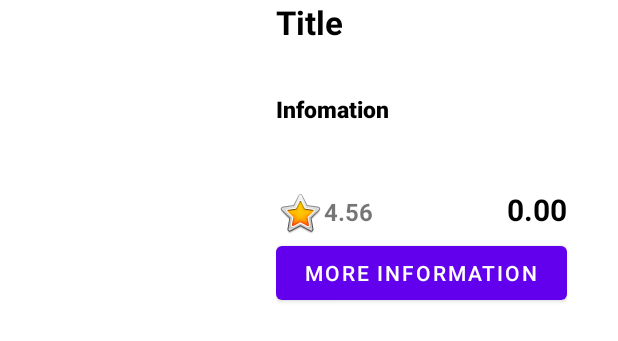
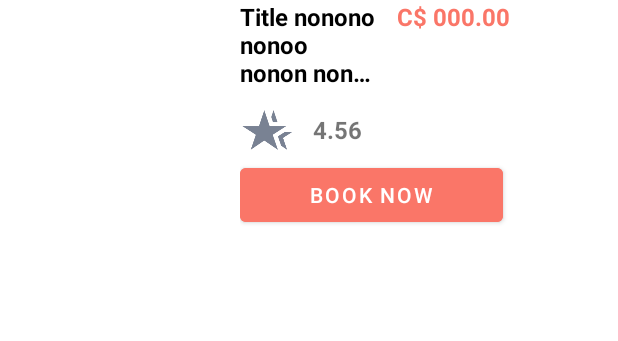
Before and after one commit to annetawamono/StaycationAppAndroid, an Android app: the layout list_page_layout.xml on its own in the app's theme, with its tools: preview values and no code run, on a phone screen of 412 x 824 dp. Shown: the top 341 px of the screen. Run offline under Robolectric (Android 15) with nearby library versions, the phone set to English and light mode, and no system bars.

Commit message:
Changes Apr10. Updates  - AccommodationAdapter.java  - activity_list_page.xml  - AndroidManifest.xml (include de new splash_screen and funcionality to go back when in list_page  - colors.xml ( to incorporate the project colors)  - themes.xml ( to incorporate the project colors)  - list_page_layout.xml  - listPage.java
New things
- splash_screen.java
- activity_splash_screen.xml
- container.xml (shape to list_page)
- custom_styles.xml (to make the corners rounded)
- icon_calendar.png
- icon_guests.png
- icon_star.png

```diff
--- a/app/build.gradle
+++ b/app/build.gradle
@@ -49,5 +49,8 @@ dependencies {
     implementation 'com.github.bumptech.glide:glide:4.11.0'
     annotationProcessor 'com.github.bumptech.glide:compiler:4.11.0'
 
+    //Material Components
+    implementation 'com.google.android.material:material:1.5.0'
+
 
 }
--- a/app/src/main/AndroidManifest.xml
+++ b/app/src/main/AndroidManifest.xml
@@ -16,9 +16,13 @@
         <activity
             android:name=".listPage"
             android:launchMode="singleTop"
+            android:parentActivityName=".MainActivity"
             android:exported="false" />
         <activity
             android:name=".MainActivity"
+            android:exported="false" />
+        <activity
+            android:name=".splash_screen"
             android:exported="true">
             <intent-filter>
                 <action android:name="android.intent.action.MAIN" />
--- a/app/src/main/java/com/example/staycationappandroid/AccommodationAdapter.java
+++ b/app/src/main/java/com/example/staycationappandroid/AccommodationAdapter.java
@@ -39,9 +39,8 @@ public class AccommodationAdapter extends FirebaseRecyclerAdapter<Accommodation,
         Glide.with(holder.itemView.getContext()).load(storageReference).into(holder.imgAccommodation);
 
         holder.txtTitle.setText(model.getTitle());
-        holder.txtInfo.setText(vInfo);
         holder.txtRate.setText(lUtilities.formatNumber(model.getRating()));
-        holder.txtPrice.setText("C$"+lUtilities.formatNumber(model.getPrice()));
+        holder.txtPrice.setText("C$ "+lUtilities.formatNumber(model.getPrice()));
 
         holder.btnDetail.setOnClickListener( view -> {
             Intent intentDetail = new Intent(view.getContext(), activity_details.class);
@@ -59,7 +58,6 @@ public class AccommodationAdapter extends FirebaseRecyclerAdapter<Accommodation,
 
         ImageView imgAccommodation;
         TextView txtTitle;
-        TextView txtInfo;
         TextView txtRate;
         TextView txtPrice;
         Button btnDetail;
@@ -69,7 +67,6 @@ public class AccommodationAdapter extends FirebaseRecyclerAdapter<Accommodation,
 
             imgAccommodation = itemView.findViewById(R.id.imgAccommodation);
             txtTitle = itemView.findViewById(R.id.txtTitle);
-            txtInfo = itemView.findViewById(R.id.txtInfo);
             txtRate = itemView.findViewById(R.id.txtRate);
             txtPrice = itemView.findViewById(R.id.txtPrice);
             btnDetail = itemView.findViewById(R.id.btnDetail);
--- /dev/null
+++ b/app/src/main/res/drawable/container.xml
@@ -0,0 +1,4 @@
+<?xml version="1.0" encoding="utf-8"?>
+<shape xmlns:android="http://schemas.android.com/apk/res/android">
+    <corners android:radius="20dp"/>
+</shape>
--- a/app/src/main/res/layout/list_page_layout.xml
+++ b/app/src/main/res/layout/list_page_layout.xml
@@ -1,12 +1,12 @@
 <?xml version="1.0" encoding="utf-8"?>
 <LinearLayout xmlns:android="http://schemas.android.com/apk/res/android"
     xmlns:app="http://schemas.android.com/apk/res-auto"
-    android:layout_width="match_parent"
+    android:layout_width="340dp"
     android:layout_height="wrap_content">
 
     <androidx.cardview.widget.CardView
-        android:layout_width="match_parent"
-        android:layout_height="230dp"
+        android:layout_width="340dp"
+        android:layout_height="match_parent"
         android:layout_weight="1"
         android:baselineAligned="false"
         android:verticalScrollbarPosition="defaultPosition"
@@ -14,80 +14,102 @@
         app:cardElevation="0dp">
 
         <LinearLayout
-            android:layout_width="378dp"
-            android:layout_height="217dp">
+            android:layout_width="340dp"
+            android:layout_height="170dp">
 
-            <ImageView
+            <com.google.android.material.imageview.ShapeableImageView
                 android:id="@+id/imgAccommodation"
-                android:layout_width="184dp"
-                android:layout_height="match_parent"
-                android:background="@android:color/transparent"
-                android:cropToPadding="false"
-                android:scaleType="fitStart" />
+                android:layout_width="145dp"
+                android:layout_height="155dp"
+
+                android:foregroundGravity="bottom|center_vertical"
+                android:keepScreenOn="false"
+                android:scaleType="fitXY"
+                app:shapeAppearanceOverlay="@style/RoundedSquare" />
+
+            <Space
+                android:id="@+id/space1"
+                android:layout_width="18dp"
+                android:layout_height="155dp"
+                android:layout_weight="1" />
 
             <LinearLayout
-                android:layout_width="match_parent"
-                android:layout_height="match_parent"
+                android:id="@+id/infoLayout"
+                android:layout_width="180dp"
+                android:layout_height="154dp"
                 android:orientation="vertical">
 
-                <TextView
-                    android:id="@+id/txtTitle"
+                <LinearLayout
                     android:layout_width="match_parent"
-                    android:layout_height="62dp"
-                    android:text="Title"
-                    android:textColor="@color/black"
-                    android:textSize="22sp"
-                    android:textStyle="bold" />
+                    android:layout_height="wrap_content">
 
-                <TextView
+                    <TextView
+                        android:id="@+id/txtTitle"
+                        android:layout_width="90dp"
+                        android:layout_height="wrap_content"
+                        android:ellipsize="end"
+                        android:maxLines="3"
+                        android:text="Title nonono nonoo nonon nono nonono nonon "
+                        android:textColor="@color/black"
+                        android:textSize="16sp"
+                        android:textStyle="bold" />
 
-                    android:id="@+id/txtInfo"
+                    <TextView
+                        android:id="@+id/txtPrice"
+                        android:layout_width="wrap_content"
+                        android:layout_height="wrap_content"
+                        android:layout_weight="1"
+                        android:text="C$ 000.00"
+                        android:textAlignment="viewEnd"
+                        android:textColor="@color/red_400"
+                        android:textDirection="rtl"
+                        android:textSize="16sp"
+                        android:textStyle="bold" />
+
+                </LinearLayout>
+
+                <Space
                     android:layout_width="match_parent"
-                    android:layout_height="64dp"
-                    android:text="Infomation"
-                    android:textAppearance="@style/TextAppearance.AppCompat.Body2"
-                    android:textColor="@color/black"
-                    android:textSize="15sp"
-                    android:textStyle="bold" />
+                    android:layout_height="11dp" />
 
                 <LinearLayout
                     android:layout_width="match_parent"
                     android:layout_height="wrap_content">
 
                     <ImageView
-                        android:id="@+id/imageView"
+                        android:id="@+id/imgRate"
+                        android:layout_width="35dp"
+                        android:layout_height="32dp"
+                        app:srcCompat="@drawable/icon_star" />
+
+                    <Space
                         android:layout_width="wrap_content"
                         android:layout_height="wrap_content"
-                        app:srcCompat="@android:drawable/btn_star_big_on" />
+                        android:layout_weight="20" />
 
                     <TextView
                         android:id="@+id/txtRate"
-                        android:layout_width="wrap_content"
-                        android:layout_height="wrap_content"
+                        android:layout_width="130dp"
+                        android:layout_height="match_parent"
                         android:layout_weight="1"
+                        android:gravity="center_vertical"
                         android:text="4.56"
-                        android:textAlignment="textStart"
                         android:textSize="16sp"
-                        android:textStyle="bold" />
-
-                    <TextView
-                        android:id="@+id/txtPrice"
-                        android:layout_width="68dp"
-                        android:layout_height="wrap_content"
-                        android:layout_weight="1"
-                        android:text="0.00"
-                        android:textColor="@color/black"
-                        android:textDirection="rtl"
-                        android:textSize="20sp"
                         android:textStyle="bold" />
 
                 </LinearLayout>
 
+                <Space
+                    android:layout_width="match_parent"
+                    android:layout_height="15dp"
+                    android:layout_weight="1" />
+
                 <Button
                     android:id="@+id/btnDetail"
-                    android:layout_width="match_parent"
+                    android:layout_width="175dp"
                     android:layout_height="wrap_content"
-                    android:text="More Information" />
+                    android:backgroundTint="@color/red_400"
+                    android:text="BOOK NOW" />
 
             </LinearLayout>
 
--- a/app/src/main/res/values/colors.xml
+++ b/app/src/main/res/values/colors.xml
@@ -7,4 +7,11 @@
     <color name="teal_700">#FF018786</color>
     <color name="black">#FF000000</color>
     <color name="white">#FFFFFFFF</color>
+
+    <color name="grey_400">#A9A9A7</color>
+    <color name="grey_600">#798293</color>
+    <color name="red_400">#FA7668</color>
+    <color name="green_600">#439A88</color>
+    <color name="green_400">#6FACA1</color>
+
 </resources>
--- /dev/null
+++ b/app/src/main/res/values/custom_styles.xml
@@ -0,0 +1,7 @@
+<?xml version="1.0" encoding="utf-8"?>
+<resources>
+    <style name="RoundedSquare">
+        <item name = "cornerSize">10%</item>
+    </style>
+
+</resources>
--- a/app/src/main/res/values/themes.xml
+++ b/app/src/main/res/values/themes.xml
@@ -2,8 +2,8 @@
     <!-- Base application theme. -->
     <style name="Theme.StaycationAppAndroid" parent="Theme.MaterialComponents.DayNight.DarkActionBar">
         <!-- Primary brand color. -->
-        <item name="colorPrimary">@color/purple_500</item>
-        <item name="colorPrimaryVariant">@color/purple_700</item>
+        <item name="colorPrimary">@color/green_400</item>
+        <item name="colorPrimaryVariant">@color/green_600</item>
         <item name="colorOnPrimary">@color/white</item>
         <!-- Secondary brand color. -->
         <item name="colorSecondary">@color/teal_200</item>
```
Also changed, not shown: app/src/main/java/com/example/staycationappandroid/listPage.java (+27 -5 lines), app/src/main/java/com/example/staycationappandroid/splash_screen.java (added, +28 -0 lines), app/src/main/res/layout/activity_list_page.xml (+81 -23 lines), app/src/main/res/layout/activity_splash_screen.xml (added, +9 -0 lines), app/src/main/res/drawable/icon_calendar.png (added), app/src/main/res/drawable/icon_guests.png (added), app/src/main/res/drawable/icon_star.png (added).
